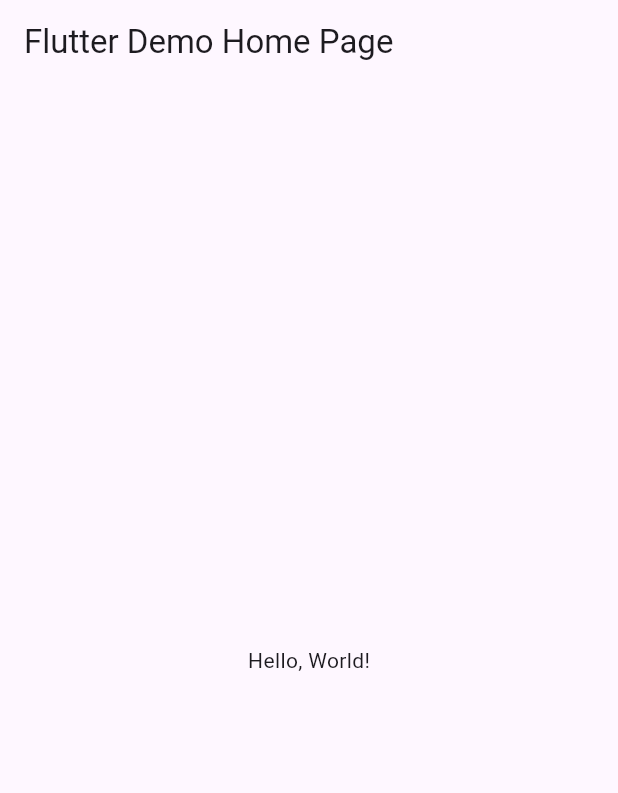
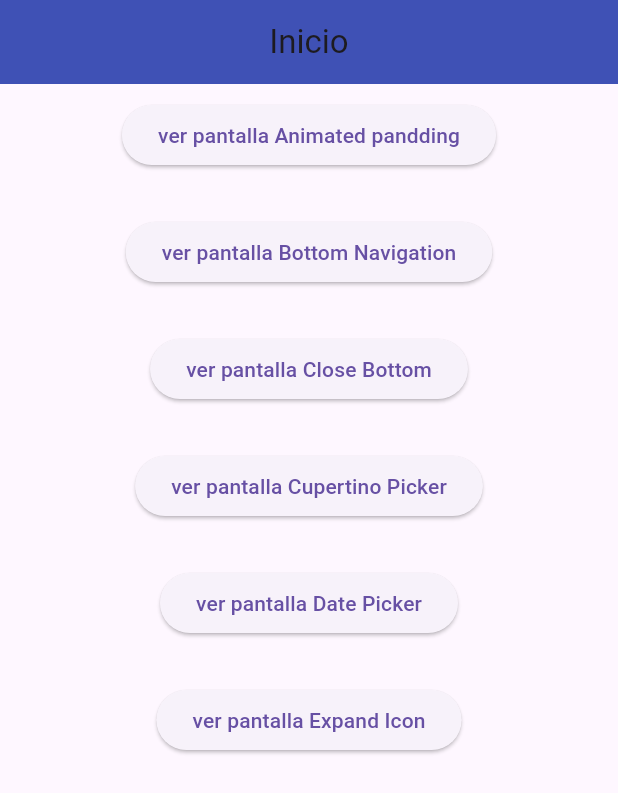
Before and after one commit to aldosaucedo1213/act7_fluttermapp, a Flutter app: the screen it shows after launch, on a phone screen of 412 x 824 dp. Shown: the top 793 px of the screen. Run offline on Flutter 3.47's test engine with Material 3 defaults, Android fonts, the phone set to English and light mode, and no system bars.

Commit message:
aldo saucedo

```diff
--- /dev/null
+++ b/lib/Inicio.dart
@@ -0,0 +1,86 @@
+import "package:flutter/material.dart";
+
+class Inicio extends StatelessWidget {
+  const Inicio({Key? key}) : super(key: key);
+
+  @override
+  Widget build(BuildContext context) {
+    return Scaffold(
+      appBar: AppBar(
+        title: const Text("Inicio", textAlign: TextAlign.center),
+        centerTitle: true, // Centra el título
+        backgroundColor: Colors.indigo,
+      ),
+      body: Column(
+        children: [
+          SizedBox(
+            height: 10,
+          ),
+          Center(
+            child: ElevatedButton(
+              onPressed: () {
+                Navigator.pushNamed(context, "/Animated");
+              },
+              child: const Text("ver pantalla Animated pandding"),
+            ),
+          ),
+          SizedBox(
+            height: 30,
+          ),
+          Center(
+            child: ElevatedButton(
+              onPressed: () {
+                Navigator.pushNamed(context, "/BottomNavegation");
+              },
+              child: const Text("ver pantalla Bottom Navigation"),
+            ),
+          ),
+          SizedBox(
+            height: 30,
+          ),
+          Center(
+            child: ElevatedButton(
+              onPressed: () {
+                Navigator.pushNamed(context, "/CloseBottom");
+              },
+              child: const Text("ver pantalla Close Bottom"),
+            ),
+          ),
+          SizedBox(
+            height: 30,
+          ),
+          Center(
+            child: ElevatedButton(
+              onPressed: () {
+                Navigator.pushNamed(context, "/CupertinoPicker");
+              },
+              child: const Text("ver pantalla Cupertino Picker"),
+            ),
+          ),
+          SizedBox(
+            height: 30,
+          ),
+          Center(
+            child: ElevatedButton(
+              onPressed: () {
+                Navigator.pushNamed(context, "/DatePicker");
+              },
+              child: const Text("ver pantalla Date Picker"),
+            ),
+          ),
+          SizedBox(
+            height: 30,
+          ),
+          Center(
+            child: ElevatedButton(
+              onPressed: () {
+                Navigator.pushNamed(context, "/ExpandIcons");
+              },
+              child: const Text("ver pantalla Expand Icon"),
+            ),
+          ),
+        ],
+      ),
+    );
+  }
+}
--- a/lib/main.dart
+++ b/lib/main.dart
@@ -1,43 +1,32 @@
-import 'package:flutter/material.dart';
+import "package:flutter/material.dart";
+import 'package:act7_fluttermapp/Inicio.dart';
+import 'package:act7_fluttermapp/Animated.dart';
+import 'package:act7_fluttermapp/BottomNavegation.dart';
+import 'package:act7_fluttermapp/CloseBottom.dart';
+import 'package:act7_fluttermapp/CupertinoPicker.dart';
+import 'package:act7_fluttermapp/DatePicker.dart';
+import 'package:act7_fluttermapp/Expand_Icon.dart';
 
-void main() => runApp(MyApp());
+void main() => runApp(MiFlutterApp());
 
-class MyApp extends StatelessWidget {
-  const MyApp({super.key});
-  // This widget is the root of your application.
+class MiFlutterApp extends StatelessWidget {
+  const MiFlutterApp({Key? key}) : super(key: key);
+
   @override
   Widget build(BuildContext context) {
     return MaterialApp(
-      // Application name
-      title: 'Flutter Hello World',
-      // Application theme data, you can set the colors for the application as
-      // you want
-      theme: ThemeData(
-        // useMaterial3: false,
-        primarySwatch: Colors.blue,
-      ),
-      // A widget which will be started on application startup
-      home: MyHomePage(title: 'Flutter Demo Home Page'),
+      debugShowCheckedModeBanner: false,
+      title: "entre paginas routes",
+      initialRoute: "/",
+      routes: {
+        "/": (context) => const Inicio(),
+        "/Animated": (context) => const AnimatedPaddings(),
+        "/BottomNavegation": (context) => const BottomNavigation(),
+        "/CloseBottom": (context) => const CloseBottom(),
+        "/CupertinoPicker": (context) => const Cupertino(),
+        "/DatePicker": (context) => const Date(),
+        "/ExpandIcons": (context) => const Expand(),
+      },
     );
   }
 }
-
-class MyHomePage extends StatelessWidget {
-  final String title;
-  const MyHomePage({super.key, required this.title});
-
-  @override
-  Widget build(BuildContext context) {
-    return Scaffold(
-      appBar: AppBar(
-        // The title text which will be shown on the action bar
-        title: Text(title),
-      ),
-      body: Center(
-        child: Text(
-          'Hello, World!',
-        ),
-      ),
-    );
-  }
-}
```
Also changed, not shown: lib/Animated.dart (added, +56 -0 lines), lib/BottomNavegation.dart (added, +67 -0 lines), lib/CloseBottom.dart (added, +31 -0 lines), lib/CupertinoPicker.dart (added, +61 -0 lines), lib/DatePicker.dart (added, +60 -0 lines), lib/Expand_Icon.dart (added, +57 -0 lines).
